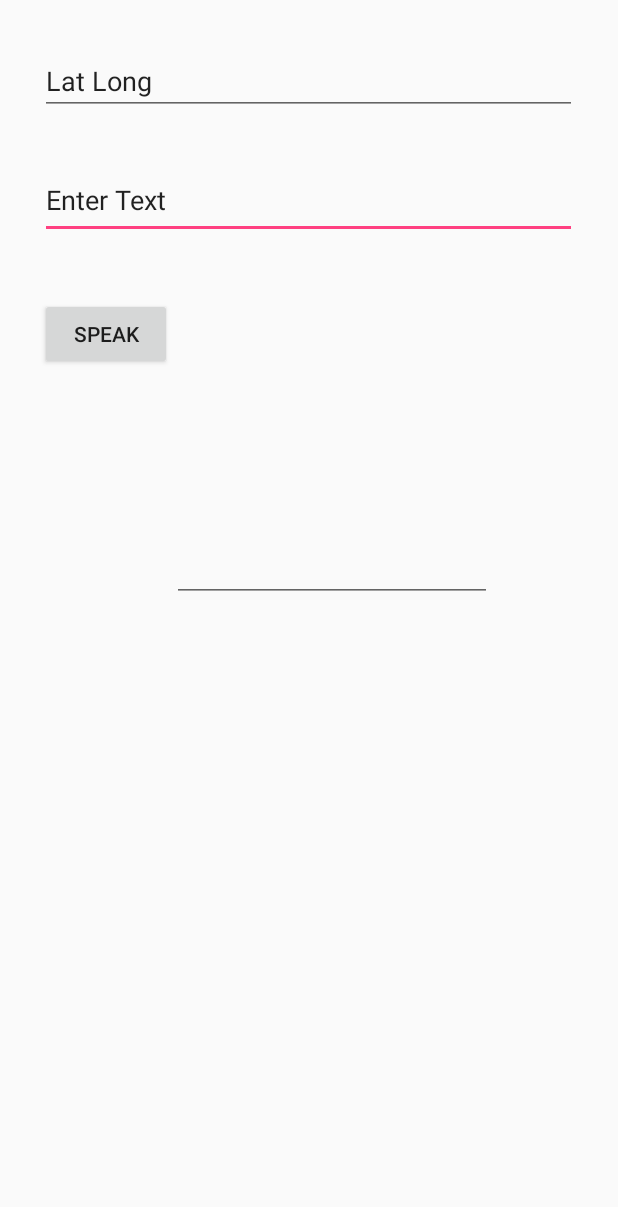
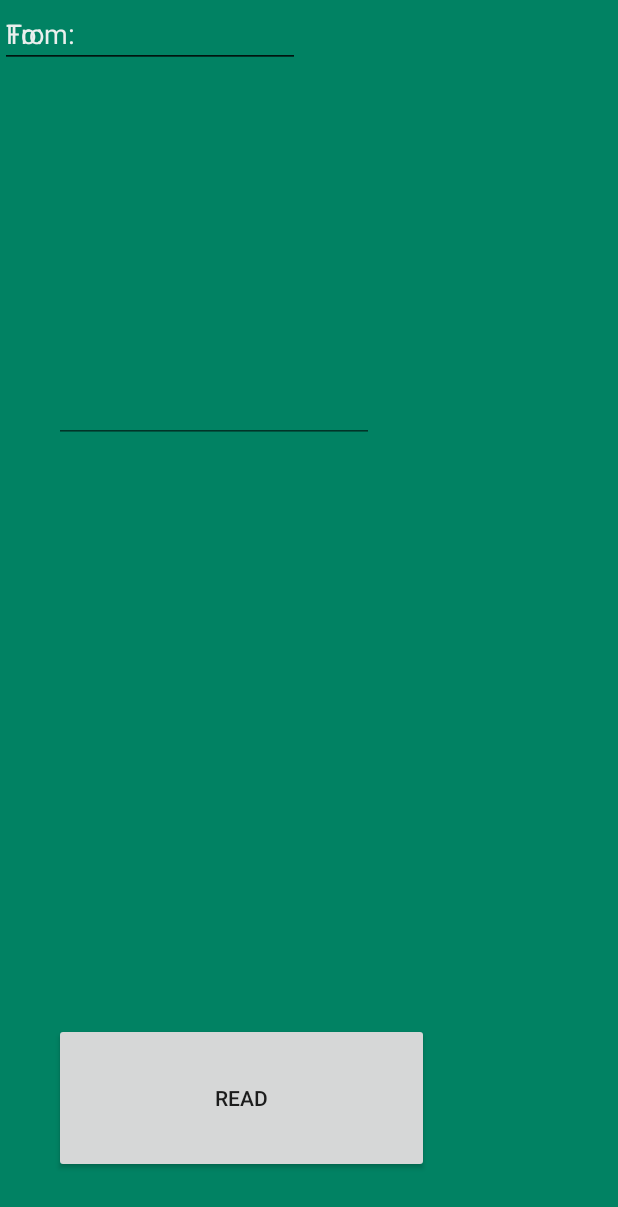
Before and after one commit to AriunzayaN/DriverProject, an Android app: the layout activity_text_to_speech.xml on its own in the app's theme, with its tools: preview values and no code run, on a phone screen of 412 x 824 dp. Shown: the top 1207 px of the screen. Run offline under Robolectric (Android 15) with nearby library versions, the phone set to English and light mode, and no system bars.

Commit message:
Latest push

```diff
--- a/app/src/main/java/com/example/ana/texttospeech/FetchTable.java
+++ b/app/src/main/java/com/example/ana/texttospeech/FetchTable.java
@@ -28,7 +28,7 @@ public class FetchTable extends AsyncTask<Void, Void, JSONArray>{
 
         try
         {
-            URL url = new URL("https://curewitz.com/request/");
+            URL url = new URL("https://frogger.cs.endicott.edu/shuttle-tracker/request");
             urlConn = url.openConnection();
             BufferedReader br = new BufferedReader(new InputStreamReader(urlConn.getInputStream()));
 
@@ -38,7 +38,6 @@ public class FetchTable extends AsyncTask<Void, Void, JSONArray>{
             while ((line = br.readLine()) != null)
             {
                 stringBuffer.append(line);
-                Log.d("JSON ", line);
             }
 
             JSONArray jsonArray = new JSONArray(String.valueOf(stringBuffer));
--- /dev/null
+++ b/app/src/main/res/drawable/button.xml
@@ -0,0 +1,19 @@
+<?xml version="1.0" encoding="utf-8"?>
+<shape xmlns:android="http://schemas.android.com/apk/res/android"
+    android:shape="rectangle" >
+    <corners
+        android:bottomLeftRadius="30dp"
+        android:bottomRightRadius="30dp"
+        android:radius="60dp"
+        android:topLeftRadius="30dp"
+        android:topRightRadius="30dp" />
+    <solid android:color="#d3481d" />
+    <padding
+        android:bottom="0dp"
+        android:left="0dp"
+        android:right="0dp"
+        android:top="0dp" />
+    <size
+        android:height="60dp"
+        android:width="270dp" />
+</shape>
--- a/app/src/main/res/layout/activity_text_to_speech.xml
+++ b/app/src/main/res/layout/activity_text_to_speech.xml
@@ -4,55 +4,165 @@
     xmlns:tools="http://schemas.android.com/tools"
     android:layout_width="match_parent"
     android:layout_height="match_parent"
+    android:background="#018263"
     tools:context="com.example.ana.texttospeech.TextToSpeechTest">
 
     <Button
         android:id="@+id/btnSpeak"
-        android:layout_width="wrap_content"
-        android:layout_height="wrap_content"
-        android:text="Speak"
+        android:layout_width="250sp"
+        android:layout_height="100sp"
+        android:layout_marginBottom="42dp"
+        android:text="Read"
         tools:layout_editor_absoluteX="16dp"
         tools:layout_editor_absoluteY="77dp"
-        android:layout_marginTop="39dp"
-        android:layout_below="@+id/txtEnter"
-        android:layout_alignLeft="@+id/txtEnter"
-        android:layout_alignStart="@+id/txtEnter" />
-
-    <EditText
-        android:id="@+id/txtEnter"
-        android:layout_width="358dp"
-        android:layout_height="51dp"
-        android:ems="10"
-        android:inputType="textPersonName"
-        android:text="Enter Text"
-        tools:layout_editor_absoluteY="5dp"
-        tools:layout_editor_absoluteX="10dp"
-        android:layout_marginTop="108dp"
-        android:layout_alignParentTop="true"
-        android:layout_centerHorizontal="true" />
-
-    <EditText
-        android:id="@+id/txtLatLon"
-        android:layout_width="wrap_content"
-        android:layout_height="wrap_content"
-        android:layout_alignEnd="@+id/txtEnter"
-        android:layout_alignLeft="@+id/txtEnter"
-        android:layout_alignParentTop="true"
-        android:layout_alignRight="@+id/txtEnter"
-        android:layout_alignStart="@+id/txtEnter"
-        android:layout_marginTop="31dp"
-        android:ems="10"
-        android:inputType="textPersonName"
-        android:text="Lat Long" />
+        android:layout_alignParentBottom="true"
+        android:layout_marginLeft="36dp"
+        android:layout_marginStart="36dp" />
 
     <EditText
         android:id="@+id/txtMultiple"
         android:layout_width="wrap_content"
         android:layout_height="wrap_content"
-        android:layout_below="@+id/btnSpeak"
-        android:layout_marginTop="109dp"
-        android:layout_toEndOf="@+id/btnSpeak"
-        android:layout_toRightOf="@+id/btnSpeak"
         android:ems="10"
-        android:inputType="textMultiLine" />
+        android:inputType="textMultiLine"
+        android:focusable="false"
+        android:layout_above="@+id/btnDel6"
+        android:layout_alignLeft="@+id/btnSpeak"
+        android:layout_alignStart="@+id/btnSpeak" />
+
+    <Button
+        android:id="@+id/btnDel8"
+        android:layout_width="160sp"
+        android:layout_height="50sp"
+        android:layout_alignLeft="@+id/btnDel7"
+        android:layout_alignStart="@+id/btnDel7"
+        android:layout_below="@+id/btnDel7"
+        android:background="@drawable/button"
+        android:text="Delete"
+        android:visibility="invisible" />
+
+    <Button
+        android:id="@+id/btnDel7"
+        android:layout_width="160sp"
+        android:layout_height="50sp"
+        android:layout_alignLeft="@+id/btnDel6"
+        android:layout_alignStart="@+id/btnDel6"
+        android:layout_below="@+id/btnDel6"
+        android:background="@drawable/button"
+        android:text="Delete"
+        android:visibility="invisible" />
+
+    <Button
+        android:id="@+id/btnDel6"
+        android:layout_width="160sp"
+        android:layout_height="50sp"
+        android:layout_alignLeft="@+id/btnDel5"
+        android:layout_alignStart="@+id/btnDel5"
+        android:layout_below="@+id/btnDel5"
+        android:background="@drawable/button"
+        android:text="Delete"
+        android:visibility="invisible" />
+
+    <Button
+        android:id="@+id/btnDel5"
+        android:layout_width="160sp"
+        android:layout_height="50sp"
+        android:layout_alignLeft="@+id/btnDel4"
+        android:layout_alignStart="@+id/btnDel4"
+        android:layout_below="@+id/btnDel4"
+        android:background="@drawable/button"
+        android:text="Delete"
+        android:visibility="invisible" />
+
+    <Button
+        android:id="@+id/btnDel4"
+        android:layout_width="160sp"
+        android:layout_height="50sp"
+        android:layout_alignLeft="@+id/btnDel1"
+        android:layout_alignStart="@+id/btnDel1"
+        android:layout_below="@+id/btnDel3"
+        android:background="@drawable/button"
+        android:text="Delete"
+        android:visibility="invisible" />
+
+    <Button
+        android:id="@+id/btnDel3"
+        android:layout_width="160sp"
+        android:layout_height="50sp"
+        android:layout_alignLeft="@+id/btnDel2"
+        android:layout_alignStart="@+id/btnDel2"
+        android:layout_below="@+id/btnDel2"
+        android:background="@drawable/button"
+        android:text="Delete"
+        android:visibility="invisible" />
+
+    <Button
+        android:id="@+id/btnDel2"
+        android:layout_width="160sp"
+        android:layout_height="50sp"
+        android:layout_below="@+id/btnDel1"
+        android:layout_toEndOf="@+id/to_array"
+        android:layout_toRightOf="@+id/to_array"
+        android:background="@drawable/button"
+        android:text="Delete"
+        android:visibility="invisible" />
+
+    <Button
+        android:id="@+id/btnDel1"
+        android:layout_width="160sp"
+        android:layout_height="50sp"
+        android:layout_alignParentEnd="true"
+        android:layout_alignParentRight="true"
+        android:layout_below="@+id/txtFromNonEdit"
+        android:layout_marginEnd="45dp"
+        android:layout_marginRight="45dp"
+        android:background="@drawable/button"
+        android:text="Delete"
+        android:visibility="invisible" />
+
+    <LinearLayout
+        android:id="@+id/from_array"
+        android:layout_width="250sp"
+        android:layout_height="match_parent"
+        android:layout_alignParentBottom="true"
+        android:layout_below="@+id/txtFromNonEdit"
+        android:layout_toLeftOf="@+id/to_array"
+        android:layout_toStartOf="@+id/to_array"
+        android:orientation="vertical"></LinearLayout>
+
+    <LinearLayout
+        android:id="@+id/to_array"
+        android:layout_width="250sp"
+        android:layout_height="match_parent"
+        android:layout_alignParentBottom="true"
+        android:layout_toLeftOf="@+id/btnDel8"
+        android:layout_toStartOf="@+id/btnDel8"
+        android:orientation="vertical"
+        android:layout_below="@+id/txtToNonEdit"></LinearLayout>
+
+    <EditText
+        android:id="@+id/txtFromNonEdit"
+        android:layout_width="200sp"
+        android:layout_height="wrap_content"
+        android:ems="10"
+        android:focusable="false"
+        android:text="From:"
+        android:textColor="#eaefed"
+        android:layout_alignParentTop="true"
+        android:layout_alignLeft="@+id/from_array"
+        android:layout_alignStart="@+id/from_array" />
+
+    <EditText
+        android:id="@+id/txtToNonEdit"
+        android:layout_width="200sp"
+        android:layout_height="wrap_content"
+        android:ems="10"
+        android:focusable="false"
+        android:text="To:"
+        android:textColor="#eaefed"
+        android:layout_alignParentTop="true"
+        android:layout_toRightOf="@+id/from_array"
+        android:layout_toEndOf="@+id/from_array" />
+
+
 </RelativeLayout>
--- a/app/src/main/res/values/strings.xml
+++ b/app/src/main/res/values/strings.xml
@@ -1,4 +1,4 @@
 <resources>
-    <string name="app_name">TextToSpeech</string>
+    <string name="app_name">Endicott Shuttle</string>
     <string name="title_activity_maps">Map</string>
 </resources>
```
Also changed, not shown: app/src/main/AndroidManifest.xml (+12 -5 lines), app/src/main/java/com/example/ana/texttospeech/MapsActivity.java (+24 -5 lines), app/src/main/java/com/example/ana/texttospeech/SplashScreen.java (added, +39 -0 lines), app/src/main/java/com/example/ana/texttospeech/TextToSpeechTest.java (+217 -209 lines), app/src/main/res/layout/activity_splash_screen.xml (added, +16 -0 lines), app/src/main/res/drawable/endicott.jpg (added).
